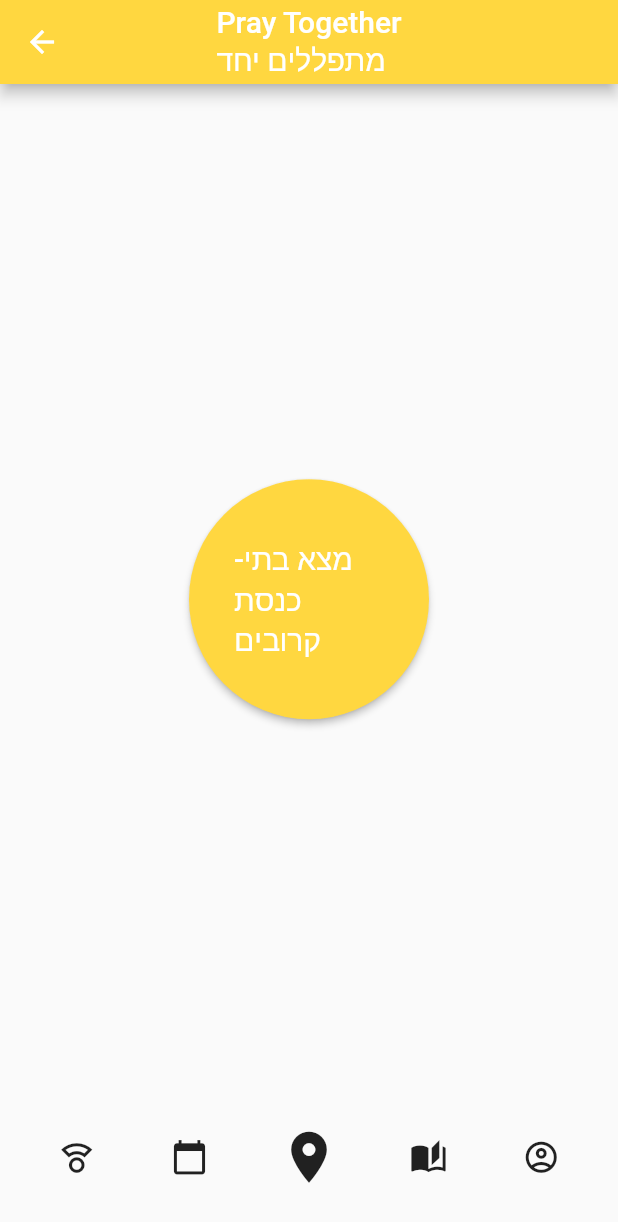
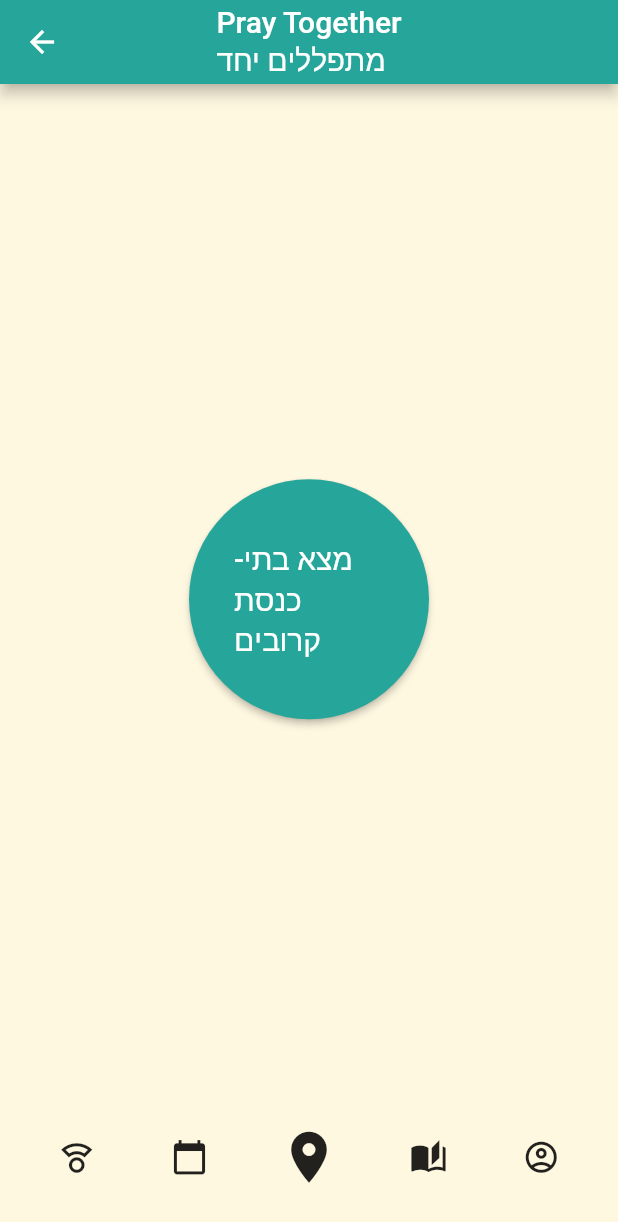
Before and after one commit to MatanLazimi/Pray-Together, a Flutter app: the mainPage screen opened directly, on a phone screen of 412 x 824 dp. Shown: the top 1222 px of the screen. Run offline on Flutter 3.47's test engine with Material 2 defaults, Android fonts, the phone set to English and light mode, and no system bars; our stand-ins replace dartz, firebase_auth, firebase_core, flutter_compass, flutter_signin_button, google_sign_in; missing offline and left inert: custom_navigator, flutter_full_pdf_viewer, kosher_dart; accounts and stored records are empty; Roboto replaces fonts that are missing (Guttman Stam).

Commit message:
Change Color

```diff
--- a/lib/Siddurim/presentation/pages/askenaz.dart
+++ b/lib/Siddurim/presentation/pages/askenaz.dart
@@ -11,7 +11,7 @@ class askenaz extends StatelessWidget {
       debugShowCheckedModeBanner: false,
       home: Scaffold(
         appBar: AppBar(
-          backgroundColor: Colors.amberAccent,
+          backgroundColor: Colors.teal[400],
           title: Text('נוסח אשכנז'),
           centerTitle: true,
           leading: IconButton(
@@ -22,6 +22,7 @@ class askenaz extends StatelessWidget {
             },
           ),
         ),
+        backgroundColor: Colors.amber[50],
         body: Column(
           children: [],
         ),
--- a/lib/Siddurim/presentation/pages/edothmizrach.dart
+++ b/lib/Siddurim/presentation/pages/edothmizrach.dart
@@ -11,7 +11,7 @@ class edotHamizrach extends StatelessWidget {
       debugShowCheckedModeBanner: false,
       home: Scaffold(
         appBar: AppBar(
-          backgroundColor: Colors.amberAccent,
+          backgroundColor: Colors.teal[400],
           title: Text('נוסח עדות המזרח'),
           centerTitle: true,
           leading: IconButton(
@@ -22,6 +22,7 @@ class edotHamizrach extends StatelessWidget {
             },
           ),
         ),
+        backgroundColor: Colors.amber[50],
         body: Column(
           children: [],
         ),
--- a/lib/Siddurim/presentation/pages/sefard.dart
+++ b/lib/Siddurim/presentation/pages/sefard.dart
@@ -11,7 +11,7 @@ class sefard extends StatelessWidget {
       debugShowCheckedModeBanner: false,
       home: Scaffold(
         appBar: AppBar(
-          backgroundColor: Colors.amberAccent,
+          backgroundColor: Colors.teal[400],
           title: Text('נוסח ספרד'),
           centerTitle: true,
           leading: IconButton(
@@ -22,6 +22,7 @@ class sefard extends StatelessWidget {
             },
           ),
         ),
+        backgroundColor: Colors.amber[50],
         body: Column(
           children: [],
         ),
--- a/lib/compass/presentation/pages/compass.dart
+++ b/lib/compass/presentation/pages/compass.dart
@@ -46,7 +46,7 @@ class CompassRed extends StatelessWidget {
   Widget build(BuildContext context) {
     return new Scaffold(
       appBar: new AppBar(
-        backgroundColor: Colors.amberAccent,
+        backgroundColor: Colors.teal[400],
         title: Center(
           child: Text('מצפן'),
         ),
@@ -62,7 +62,7 @@ class CompassRed extends StatelessWidget {
           Container(
             height: MediaQuery.of(context).size.height - 200,
             alignment: Alignment.center,
-            color: Colors.white,
+            color: Colors.amber[50],
             child: Transform.rotate(
               // to get the angle deviation
 
--- a/lib/login/presentation/pages/login_page.dart
+++ b/lib/login/presentation/pages/login_page.dart
@@ -16,7 +16,7 @@ class LoginPage extends StatelessWidget {
           .navigatorKey, // Give the second key to your CustomNavigator
       pageRoute: PageRoutes.materialPageRoute,
       home: Scaffold(
-        backgroundColor: Colors.amberAccent,
+        backgroundColor: Colors.teal[400],
         body: Center(
           child: Column(
             crossAxisAlignment: CrossAxisAlignment.center,
--- a/lib/mainpage/presentation/pages/mainpage.dart
+++ b/lib/mainpage/presentation/pages/mainpage.dart
@@ -17,10 +17,11 @@ class _mainPageState extends State<mainPage> {
   Widget build(BuildContext context) {
     return Scaffold(
       appBar: AppBar(
-        backgroundColor: Colors.amberAccent,
+        backgroundColor: Colors.teal[400],
         title: Text('Pray Together\nמתפללים יחד'),
         centerTitle: true,
       ),
+      backgroundColor: Colors.amber[50],
       body: Column(
         children: [
           Container(
@@ -28,7 +29,7 @@ class _mainPageState extends State<mainPage> {
             child: ElevatedButton(
               style: ElevatedButton.styleFrom(
                 shape: CircleBorder(),
-                primary: Colors.amberAccent,
+                primary: Colors.teal[400],
                 minimumSize: Size(160, 160),
               ),
               child: Container(
@@ -38,7 +39,7 @@ class _mainPageState extends State<mainPage> {
                 decoration: BoxDecoration(shape: BoxShape.circle),
                 child: Text(
                   'מצא בתי-כנסת קרובים',
-                  style: TextStyle(fontSize: 20),
+                  style: TextStyle(fontSize: 20, fontFamily: 'Guttman Stam'),
                 ),
               ),
               onPressed: () {},
@@ -61,7 +62,7 @@ class _mainPageState extends State<mainPage> {
                       );
                     },
                     iconSize: 25.0,
-                    highlightColor: Colors.amberAccent,
+                    highlightColor: Colors.teal[400],
                   ),
                   IconButton(
                     icon: Icon(Icons.calendar_today),
@@ -73,7 +74,7 @@ class _mainPageState extends State<mainPage> {
                       );
                     },
                     iconSize: 25.0,
-                    highlightColor: Colors.amberAccent,
+                    highlightColor: Colors.teal[400],
                   ),
                   IconButton(
                     icon: Icon(Icons.location_on),
@@ -84,7 +85,7 @@ class _mainPageState extends State<mainPage> {
                       // );
                     },
                     iconSize: 41.0,
-                    highlightColor: Colors.amberAccent,
+                    highlightColor: Colors.teal[400],
                   ),
                   IconButton(
                     icon: Icon(Icons.auto_stories),
@@ -95,13 +96,13 @@ class _mainPageState extends State<mainPage> {
                       );
                     },
                     iconSize: 25.0,
-                    highlightColor: Colors.amberAccent,
+                    highlightColor: Colors.teal[400],
                   ),
                   IconButton(
                     icon: Icon(Icons.account_circle_outlined),
                     onPressed: () {},
                     iconSize: 25.0,
-                    highlightColor: Colors.amberAccent,
+                    highlightColor: Colors.teal[400],
                   ),
                 ],
               ),
```
Also changed, not shown: lib/Siddurim/presentation/pages/siddurim.dart (+13 -6 lines), lib/calendar/presentation/pages/calendar.dart (+9 -1 lines), lib/core/assets/Eitur1.png (added), lib/core/assets/Eitur2.png (added).
